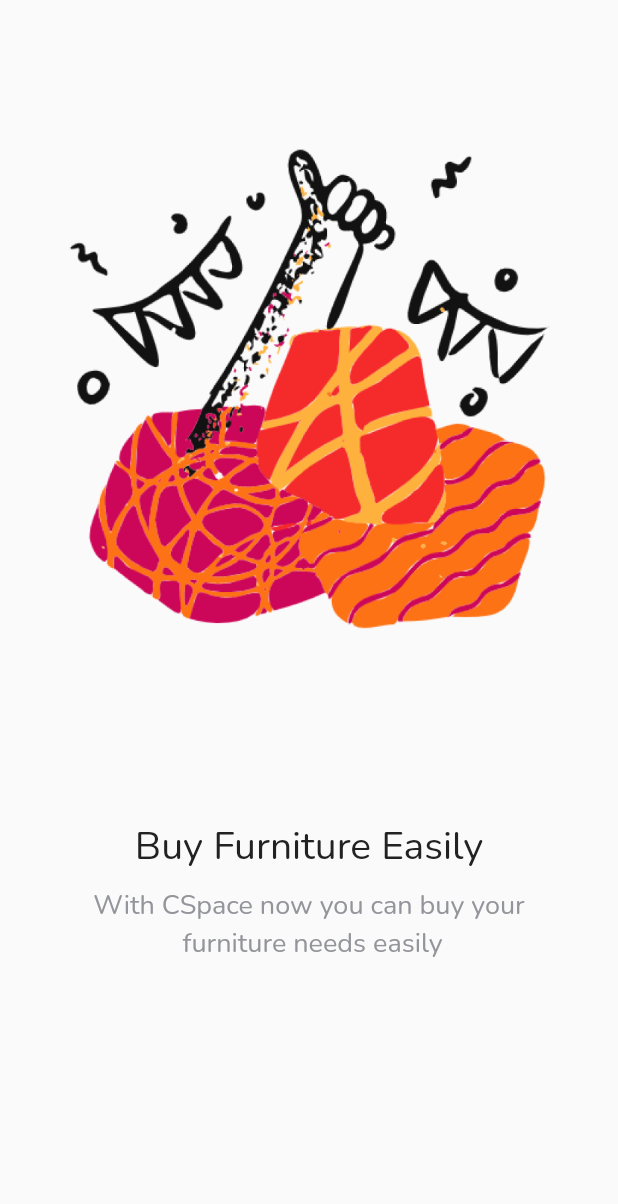
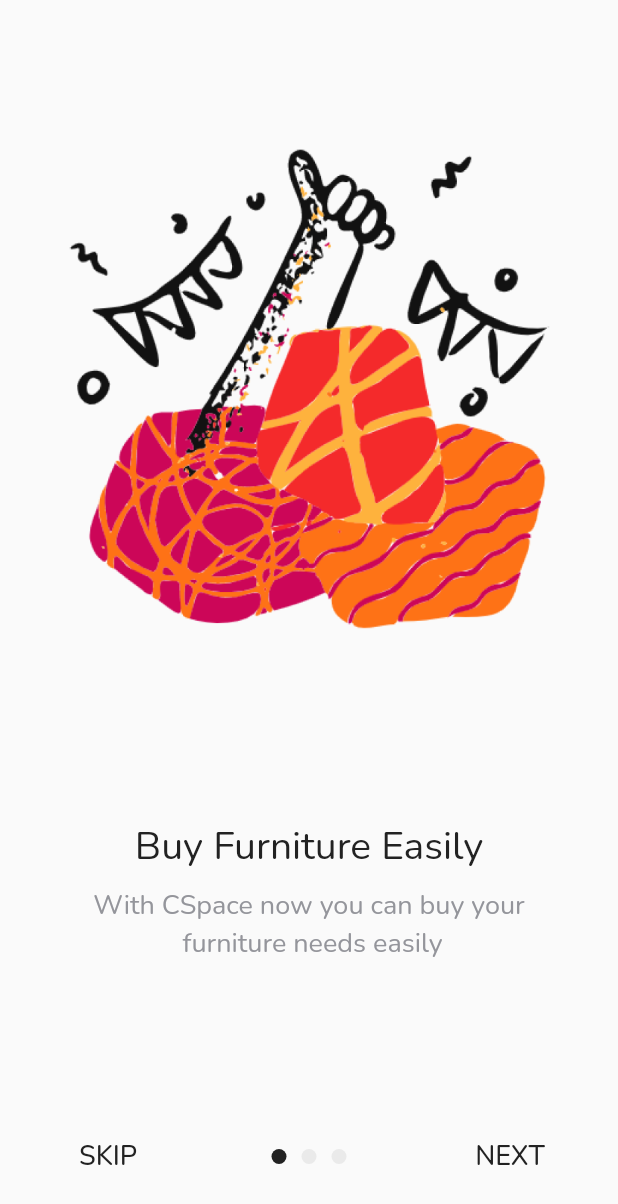
Before and after one commit to haaweejee/bwa-flutter-furniture-ui, a Flutter app: the screen it shows after launch, on a phone screen of 412 x 824 dp. Shown: the top 1204 px of the screen. Run offline on Flutter 3.47's test engine with Material 2 defaults, Android fonts, the light colour scheme and no system bars; drawn by our look-alikes of carousel_slider; our stand-ins replace google_fonts.

Commit message:
+ add carousel slider to onboarding page

```diff
--- a/lib/pages/onboarding_page.dart
+++ b/lib/pages/onboarding_page.dart
@@ -1,5 +1,7 @@
+import 'package:carousel_slider/carousel_slider.dart';
 import 'package:flutter/material.dart';
 import 'package:space_furniture_ui/theme.dart';
+import 'package:space_furniture_ui/widgets/onboarding_item.dart';
 
 class OnBoardingPage extends StatelessWidget {
   const OnBoardingPage({super.key});
@@ -9,33 +11,93 @@ class OnBoardingPage extends StatelessWidget {
     return Scaffold(
       body: Column(
         children: [
-          SizedBox(
-              height: 99
+          Expanded(
+            child: CarouselSlider(
+              items: [
+                OnboardingItem(
+                  imageUrl: 'assets/image_onboarding1.png',
+                  title: 'Buy Furniture Easily',
+                  subTitle: 'With CSpace now you can buy your\n furniture needs easily',
+                ),
+                OnboardingItem(
+                  imageUrl: 'assets/image_onboarding2.png',
+                  title: 'Fast Delivery',
+                  subTitle: 'All products you buy are free shipping\n all over Indonesia',
+                ),
+                OnboardingItem(
+                  imageUrl: 'assets/image_onboarding3.png',
+                  title: 'Best Price',
+                  subTitle: 'We offer the best price because we\n produce it ourselves',
+                ),
+              ],
+              options: CarouselOptions(
+                height: double.infinity,
+                viewportFraction: 1,
+                enableInfiniteScroll: false
+              ),
+            ),
           ),
-          Image.asset(
-            'assets/image_onboarding1.png',
-            width: double.infinity,
-          ),
-          SizedBox(
-            height: 127,
-          ),
-          Text(
-            'Buy Furniture Easily',
-            style: blackTextStyle.copyWith(
-              fontSize: 26
+          Container(
+            margin: EdgeInsets.symmetric(
+              horizontal: 40,
+            ),
+            child: Row(
+              mainAxisAlignment: MainAxisAlignment.spaceBetween,
+              children: [
+                TextButton(
+                    onPressed: (){},
+                    child: Text(
+                      'SKIP',
+                      style: blackTextStyle.copyWith(
+                        fontSize: 18,
+                      ),
+                    ),
+                ),
+                Row(
+                  children: [
+                    Container(
+                      width: 10,
+                      height: 10,
+                      decoration: BoxDecoration(
+                        shape: BoxShape.circle,
+                        color: kBlackColor
+                      ),
+                    ),
+                    SizedBox(width: 10),
+                    Container(
+                      width: 10,
+                      height: 10,
+                      decoration: BoxDecoration(
+                          shape: BoxShape.circle,
+                          color: kLineDarkColor
+                      ),
+                    ),
+                    SizedBox(width: 10),
+                    Container(
+                      width: 10,
+                      height: 10,
+                      decoration: BoxDecoration(
+                          shape: BoxShape.circle,
+                          color: kLineDarkColor
+                      ),
+                    ),
+                  ],
+                ),
+                TextButton(
+                  onPressed: (){},
+                  child: Text(
+                    'NEXT',
+                    style: blackTextStyle.copyWith(
+                      fontSize: 18,
+                    ),
+                  ),
+                ),
+              ],
             ),
           ),
           SizedBox(
-            height: 10,
-          ),
-          Text(
-            'With CSpace now you can buy your\n furniture needs easily',
-            style: greyTextStyle.copyWith(
-              fontSize: 18
-            ),
-            textAlign: TextAlign.center,
-          ),
-
+            height: 29,
+          )
         ],
       )
     );
```
